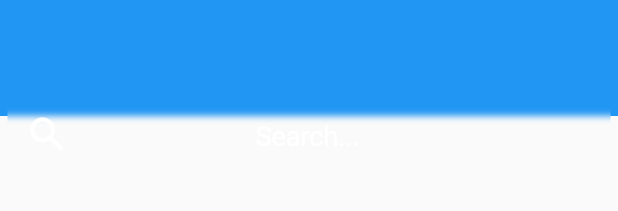
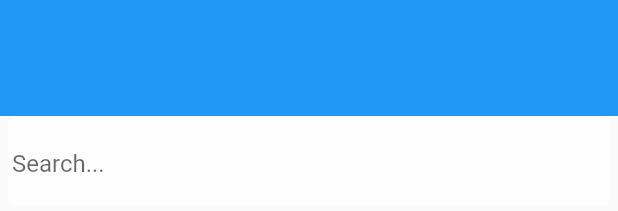
Before and after one commit to villarJM/muix_player, a Flutter app: the _ListSong widget shown alone on an empty page, opened directly, on a phone screen of 412 x 824 dp. Shown: the part 484-695 px from the top of the screen. Run offline on Flutter 3.47's test engine with Material 2 defaults, Android fonts, the light colour scheme and no system bars; drawn by our look-alikes of blur, on_audio_query; our stand-ins replace carousel_slider, go_router, permission_handler.

Commit message:
adjust search bar

```diff
--- a/lib/presentation/screen/all_songs/all_songs.dart
+++ b/lib/presentation/screen/all_songs/all_songs.dart
@@ -43,10 +43,25 @@ class _GetAllSongState extends State<_ListSong> {
   final ArtworkType artworkType = ArtworkType.AUDIO;
   int idSong = 0;
 
+  final _controller = ScrollController();
+
   @override
   void initState() {
     super.initState();
     _loadSongList();
+     // Setup the listener.
+  _controller.addListener(() {
+    if (_controller.position.hasPixels) {
+      bool isTop = _controller.position.pixels <= 50;
+
+      print(_controller.position.pixels);
+      if (isTop) {
+        print('At the top');
+      } else {
+        print('At the bottom');
+      }
+    }
+  });
   }
 
   Future<void> _loadSongList() async {
@@ -63,10 +78,11 @@ class _GetAllSongState extends State<_ListSong> {
       alignment: Alignment.center,
       children: [
       CustomScrollView(
+        controller: _controller,
         slivers: [
           SliverAppBar(
             title: const Text('All of the song'),
-            floating: false,
+            floating: true,
             flexibleSpace:
             Padding(
 
@@ -88,6 +104,10 @@ class _GetAllSongState extends State<_ListSong> {
             ,
             expandedHeight: 400,
             centerTitle: true,
+          ),
+          SliverPersistentHeader(
+            delegate: SearchBar(),
+            pinned: true,
           ),
           SliverList(
             delegate: SliverChildBuilderDelegate((context, index) {
@@ -121,38 +141,7 @@ class _GetAllSongState extends State<_ListSong> {
           ),
         ],
       ),
-      Padding(
-        padding: const EdgeInsets.all(0),
-        child: Container(
-          margin: const EdgeInsets.fromLTRB(5, 0, 5, 0),
 
-          decoration: BoxDecoration(
-            // border: Border.all(
-            //   color: Colors.white
-            // ),
-            borderRadius: BorderRadius.circular(6)
-          ),
-          child: const TextField(
-            obscureText: true,
-            textAlign: TextAlign.center,
-            decoration: InputDecoration(
-              hintStyle: TextStyle(color: Colors.white, fontSize: 18),
-              border: InputBorder.none,
-              hintText: 'Search...',
-              contentPadding: EdgeInsets.fromLTRB(0, 15, 50, 0),
-              prefixIcon: Padding(
-                padding: EdgeInsetsDirectional.only(start: 5),
-                child: Icon(Icons.search_outlined, color: Colors.white, size: 30,),
-              )
-        )
-          ).frosted(
-            height: 50,
-            width: MediaQuery.of(context).size.width,
-            borderRadius: BorderRadius.circular(5),
-            blur: 2.5,
-          ),
-        ),
-      )
     ],
     );
   }
@@ -186,3 +175,77 @@ class _GetAllSongState extends State<_ListSong> {
 //   }
 
 }
+
+class SearchBar extends SliverPersistentHeaderDelegate {
+
+  @override
+  Widget build(BuildContext context, double shrinkOffset, bool overlapsContent) {
+    final hasNotch = MediaQuery.of(context).viewPadding.top > 35;
+    final topPadding = MediaQuery.of(context).padding.top;
+    return
+    Stack(
+      children: [
+        Padding(
+        padding: EdgeInsets.fromLTRB(5, 0, 5, 0),
+        child: Container(
+          color: Color.fromARGB(85, 255, 255, 255), // Color de fondo de la barra de búsqueda
+
+        ).blurred(
+          blur: 2.5,
+          borderRadius: BorderRadius.circular(5),
+        ),
+
+      ),
+      const Padding(
+        padding: EdgeInsets.all(8.0),
+        child: TextField(
+          decoration: InputDecoration(
+            hintText: 'Search...',
+            border: InputBorder.none,
+          ),
+        ),
+      ),
+      ],
+
+    );
+    // Container(
+    //   padding: EdgeInsets.fromLTRB(5, 0, 5, 0),
+    //   decoration: BoxDecoration(
+    //     // border: Border.all(
+    //     //   color: Colors.white
+    //     // ),
+    //     borderRadius: BorderRadius.circular(6)
+    //   ),
+    //   child: const TextField(
+    //     obscureText: true,
+    //     textAlign: TextAlign.center,
+    //     decoration: InputDecoration(
+    //       hintStyle: TextStyle(color: Colors.white, fontSize: 18),
+    //       border: InputBorder.none,
+    //       hintText: 'Search...',
+    //       contentPadding: EdgeInsets.fromLTRB(0, 15, 50, 0),
+    //       prefixIcon: Padding(
+    //         padding: EdgeInsetsDirectional.only(start: 5),
+    //         child: Icon(Icons.search_outlined, color: Colors.white, size: 30,),
+    //       )
+    // )
+    //   ).frosted(
+    //     height: 100,
+    //     width: MediaQuery.of(context).size.width,
+    //     borderRadius: BorderRadius.circular(5),
+    //     blur: 2.5,
+    //   ),
+    // );
+  }
+
+  @override
+  double get maxExtent => 60;
+
+  @override
+  double get minExtent => 60;
+
+  @override
+  bool shouldRebuild(SliverPersistentHeaderDelegate oldDelegate) {
+    return false;
+  }
+}
```
